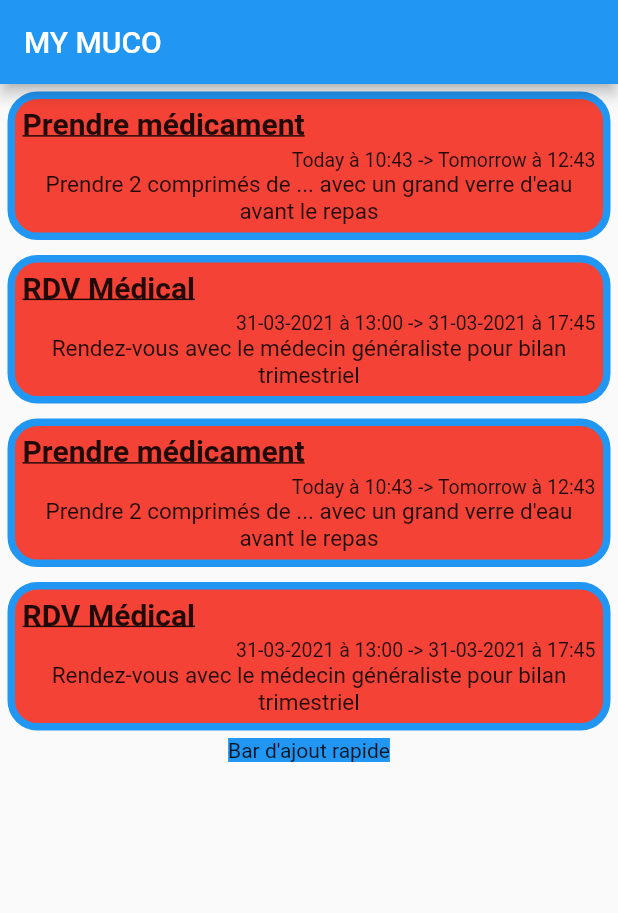
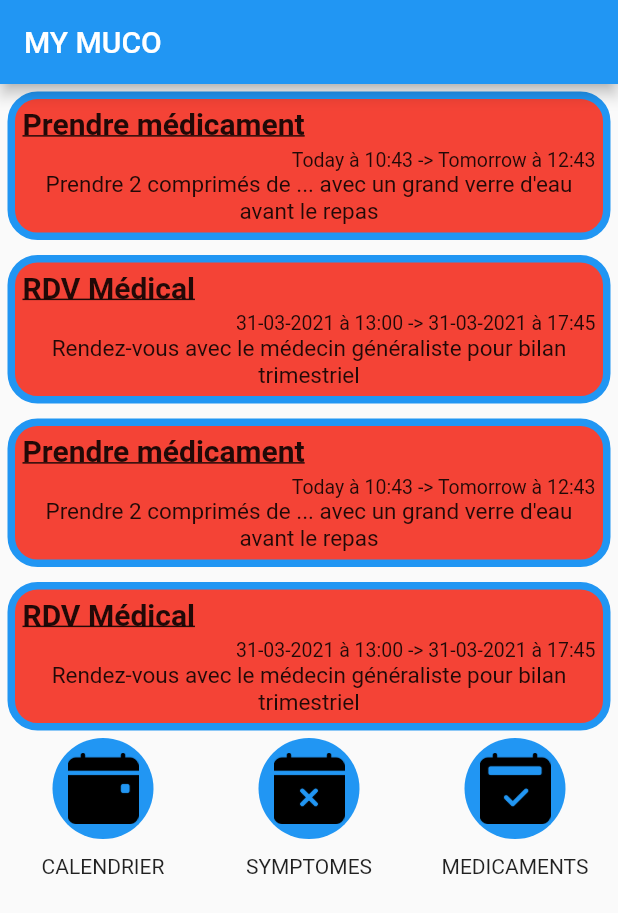
Before and after one commit to Kritor-cyber/MaMuco, a Flutter app: the screen it shows after launch, on a phone screen of 412 x 824 dp. Shown: the top 913 px of the screen. Run offline on Flutter 3.47's test engine with Material 2 defaults, Android fonts, the phone set to English and light mode, and no system bars.

Commit message:
Adding fast access buttons in the bottom

```diff
--- a/lib/main.dart
+++ b/lib/main.dart
@@ -22,22 +22,6 @@ void main() {
     theme: ThemeData(
       primarySwatch: Colors.blue,
     ),
-    home: MaMucoHomePage(),
+    home: mainPage(),
   ));
 }
-
-class MaMucoHomePage extends StatelessWidget {
-
-  MaMucoHomePage({Key key}) : super(key: key);
-
-  @override
-  Widget build(BuildContext context) {
-
-    return Scaffold(
-        appBar: AppBar(
-            title: Text(language.getAppName()),
-        ),
-        body: mainPage(),
-    );
-  }
-}
--- a/lib/mainPage.dart
+++ b/lib/mainPage.dart
@@ -1,4 +1,5 @@
 import 'package:flutter/material.dart';
+import 'package:ma_muco/utilities.dart';
 
 import 'CalendarEvent.dart';
 import 'WelcomePageClasses/MainInformation.dart';
@@ -37,7 +38,25 @@ class mainPage extends StatelessWidget {
   @override
   Widget build(BuildContext context) {
 
-    return Column(
+    return Scaffold(
+        appBar: AppBar(
+          title: Text(language.getAppName()),
+        ),
+        body: Column(
+          children: [
+              Column(
+                children: [
+                  info.getWidget(),
+                  info2.getWidget(),
+                ]
+              ),
+              getAddingBar(),
+              getFastAccessBar(),
+            ],
+          ),
+        );
+
+    /*return Column(
         children: [
             Column(
                 children: [
@@ -46,15 +65,59 @@ class mainPage extends StatelessWidget {
                 ]
             ),
             getAddingBar(),
+          Positioned(child: getFastAccessBar(), bottom: 0,),
         ]
-    );
+    );*/
   }
 
   Widget getAddingBar() {
     return Container (
       color: Colors.blue,
-      child: Text("Bar d'ajout rapide"),
+      child: Row(
+        children: [
+
+        ],
+      ),
     );
   }
 
+  Widget getFastAccessBar() {
+    return Container(
+      child: Row(
+        mainAxisAlignment: MainAxisAlignment.spaceAround,
+        children: [
+          getAccessButton('assets/calendar-event-fill.png', 'CALENDRIER'),
+          getAccessButton('assets/calendar-x-fill.png', 'SYMPTOMES'),
+          getAccessButton('assets/calendar2-check-fill.png', 'MEDICAMENTS'),
+        ],
+      ),
+    );
+  }
+
+  Widget getAccessButton(String iconName, String text) {
+    return Expanded(
+      child: Container(
+        child: Column(
+          children: [
+            Container(
+              margin: EdgeInsets.only(left: 35, right: 35, bottom: 10),
+              decoration: BoxDecoration(
+                shape: BoxShape.circle,
+                color: Colors.blue,
+              ),
+              child: Container(
+                //margin: EdgeInsets.only(left: 40, right: 40),
+                padding: EdgeInsets.all(10),
+                child: Image(
+                  image: AssetImage(iconName),
+                  fit: BoxFit.contain,
+                ),
+              ),
+            ),
+            Text(text),
+          ]
+        ),
+      )
+    );
+  }
 }
--- a/pubspec.yaml
+++ b/pubspec.yaml
@@ -55,7 +55,10 @@ flutter:
   # assets:
   #   - images/a_dot_burr.jpeg
   #   - images/a_dot_ham.jpeg
-
+  assets:
+    - assets/calendar-event-fill.png
+    - assets/calendar-x-fill.png
+    - assets/calendar2-check-fill.png
   # An image asset can refer to one or more resolution-specific "variants", see
   # https://flutter.dev/assets-and-images/#resolution-aware.
 
```
Also changed, not shown: assets/calendar-event-fill.png (added), assets/calendar-event-fill.svg (added), assets/calendar-x-fill.png (added), assets/calendar2-check-fill.png (added).
